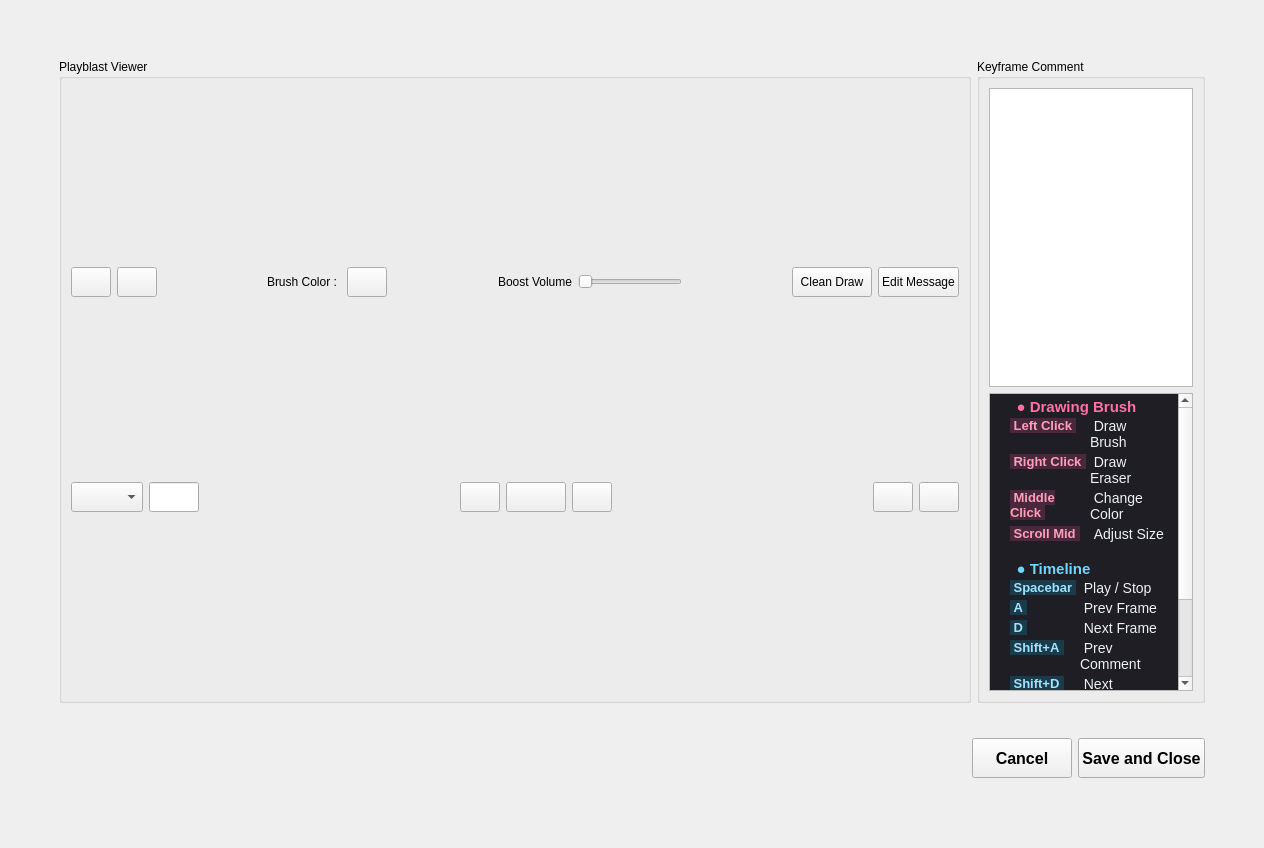
Above: interface/CommentEditor.ui from tonmaiart/UkoreShot before the change. Below: the same form after it.
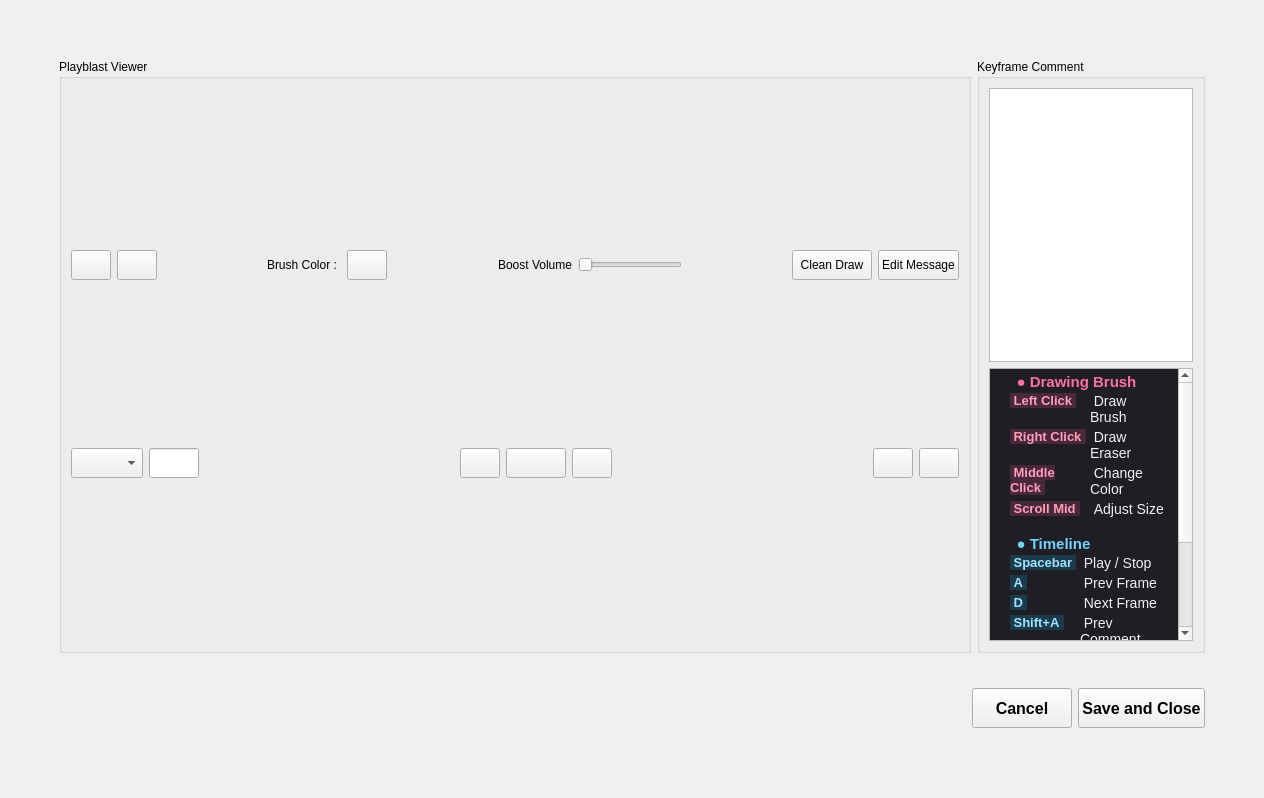
That is the form after the change.

Commit message: Auto-untrack gitignored files before sync

Diff of the .ui file:
```diff
--- a/interface/CommentEditor.ui
+++ b/interface/CommentEditor.ui
@@ -7,7 +7,7 @@
     <x>0</x>
     <y>0</y>
     <width>1264</width>
-    <height>848</height>
+    <height>798</height>
    </rect>
   </property>
   <property name="windowTitle">
```
